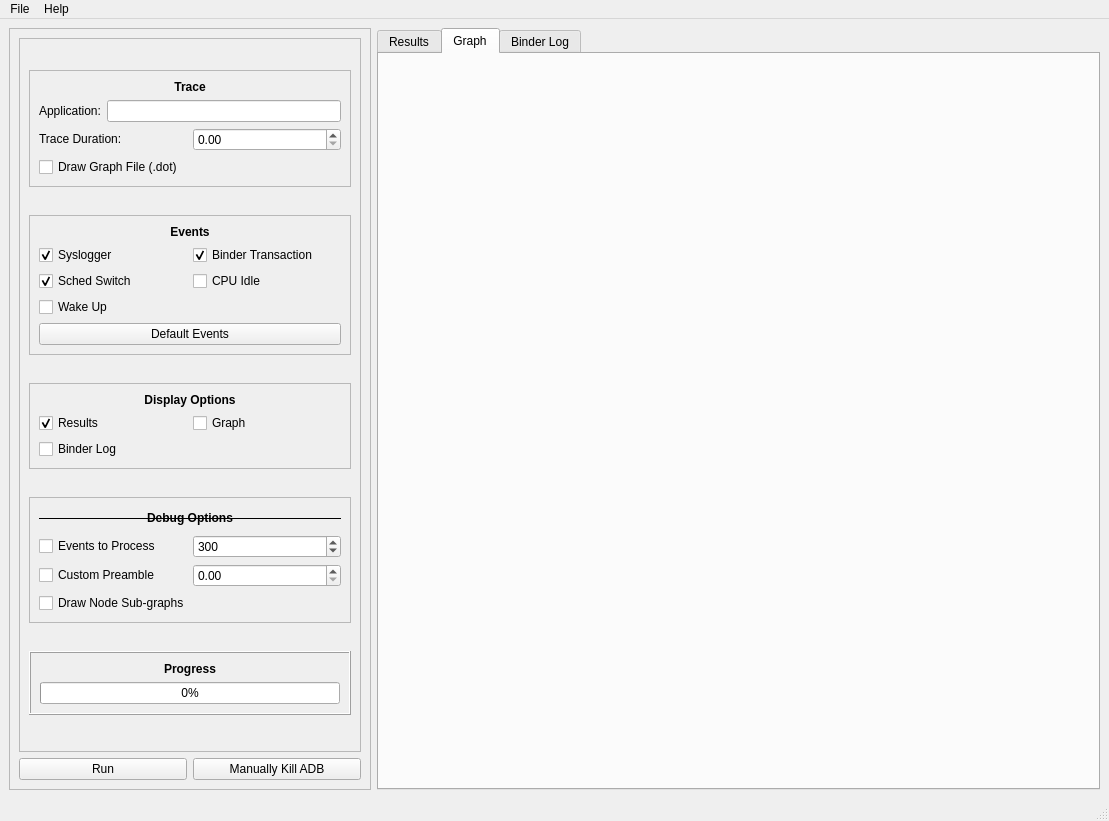
Qt form UI/MainInterface.ui (alxhoff/BrezeFlow) before a commit.
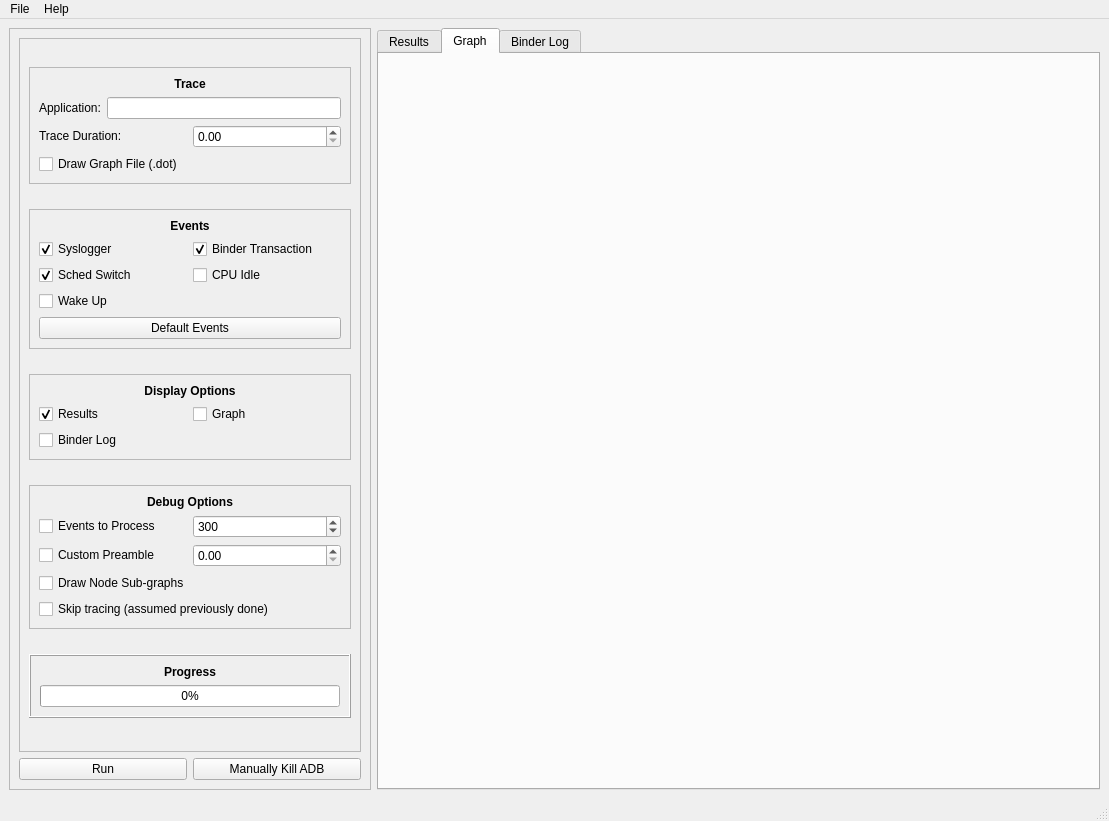
The same form after that commit. Icons and pictures are not drawn.

Commit message: Moved run button process into a seperate thread and added ability to skip tracing (only process)

Diff of the .ui file:
```diff
--- a/UI/MainInterface.ui
+++ b/UI/MainInterface.ui
@@ -40,8 +40,8 @@
            <rect>
             <x>0</x>
             <y>0</y>
-            <width>332</width>
-            <height>684</height>
+            <width>340</width>
+            <height>710</height>
            </rect>
           </property>
           <layout class="QVBoxLayout" name="verticalLayout_2">
@@ -320,7 +320,7 @@
                  </sizepolicy>
                 </property>
                 <property name="frameShape">
-                 <enum>QFrame::HLine</enum>
+                 <enum>QFrame::NoFrame</enum>
                 </property>
                 <property name="text">
                  <string>&lt;b&gt;Debug Options&lt;/b&gt;</string>
@@ -372,6 +372,13 @@
                 </property>
                </widget>
               </item>
+              <item>
+               <widget class="QCheckBox" name="checkBoxSkipTracing">
+                <property name="text">
+                 <string>Skip tracing (assumed previously done)</string>
+                </property>
+               </widget>
+              </item>
              </layout>
             </widget>
            </item>
```
Left out of the diff: 2 changed lines with no effect on the pictures. The commit also changes 6 other files.
